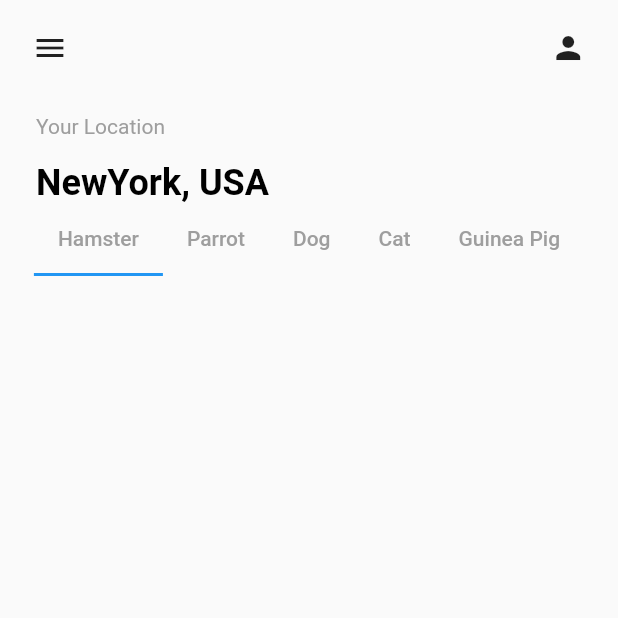
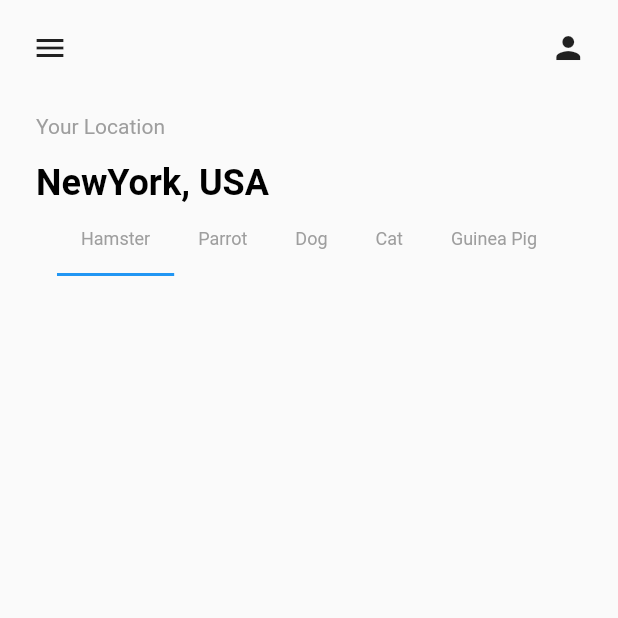
Before and after one commit to EhsanTgv/PetAdoption_Demo, a Flutter app: the screen it shows after launch, on a phone screen of 412 x 824 dp, the top half of it. Run offline on Flutter 3.47's test engine with Material 2 defaults, Android fonts, the phone set to English and light mode, and no system bars.

Commit message:
HomePage add TextStyle to tabItemWidget

```diff
--- a/lib/screens/home_screen.dart
+++ b/lib/screens/home_screen.dart
@@ -84,7 +84,11 @@ class _HomePageState extends State<HomePage> {
     return Tab(
       child: Text(
         name,
-        style: TextStyle(color: Colors.grey),
+        style: TextStyle(
+          fontWeight: FontWeight.normal,
+          fontSize: 12,
+          color: Colors.grey,
+        ),
       ),
     );
   }
```
